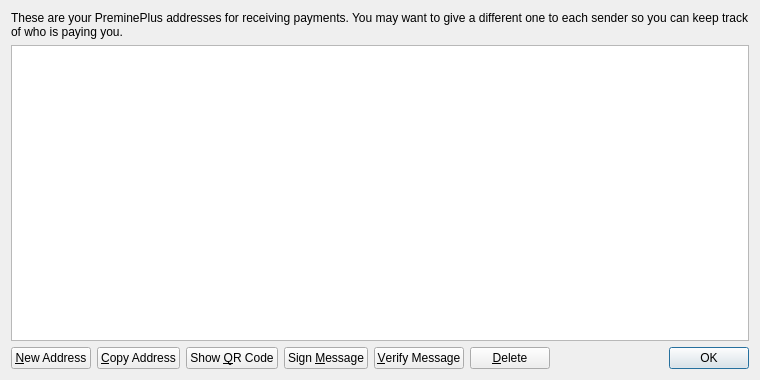
Above: src/qt/forms/addressbookpage.ui from CryptoHelp/PreminePlus before the change. Below: the same form after it.
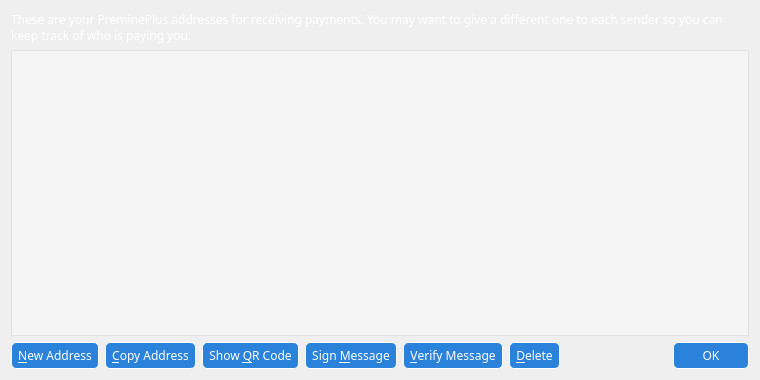
That is the form after the change. Icons and pictures are not drawn.

The edit to the form file:
```diff
--- a/src/qt/forms/addressbookpage.ui
+++ b/src/qt/forms/addressbookpage.ui
@@ -10,12 +10,29 @@
     <height>380</height>
    </rect>
   </property>
+  <property name="sizePolicy">
+   <sizepolicy hsizetype="Fixed" vsizetype="Fixed">
+    <horstretch>0</horstretch>
+    <verstretch>0</verstretch>
+   </sizepolicy>
+  </property>
   <property name="windowTitle">
    <string>Address Book</string>
   </property>
+  <property name="styleSheet">
+   <string notr="true">background:none;font-family:impact;</string>
+  </property>
   <layout class="QVBoxLayout" name="verticalLayout">
    <item>
     <widget class="QLabel" name="labelExplanation">
+     <property name="font">
+      <font>
+       <family>impact</family>
+      </font>
+     </property>
+     <property name="styleSheet">
+      <string notr="true">background:none;color:white;</string>
+     </property>
      <property name="text">
       <string>These are your PreminePlus addresses for receiving payments. You may want to give a different one to each sender so you can keep track of who is paying you.</string>
      </property>
@@ -35,6 +52,9 @@
      <property name="toolTip">
       <string>Double-click to edit address or label</string>
      </property>
+     <property name="styleSheet">
+      <string notr="true">background: rgba(255,255,255,100);</string>
+     </property>
      <property name="tabKeyNavigation">
       <bool>false</bool>
      </property>
@@ -62,6 +82,9 @@
        <property name="toolTip">
         <string>Create a new address</string>
        </property>
+       <property name="styleSheet">
+        <string notr="true">background: #2a82db; color: white; border-radius: 5px;padding:4px 6px;border:1px solid white;</string>
+       </property>
        <property name="text">
         <string>&amp;New Address</string>
        </property>
@@ -76,6 +99,9 @@
        <property name="toolTip">
         <string>Copy the currently selected address to the system clipboard</string>
        </property>
+       <property name="styleSheet">
+        <string notr="true">background: #2a82db; color: white; border-radius: 5px;padding:4px 6px;border:1px solid white;</string>
+       </property>
        <property name="text">
         <string>&amp;Copy Address</string>
        </property>
@@ -87,6 +113,9 @@
      </item>
      <item>
       <widget class="QPushButton" name="showQRCode">
+       <property name="styleSheet">
+        <string notr="true">background: #2a82db; color: white; border-radius: 5px;padding:4px 6px;border:1px solid white;</string>
+       </property>
        <property name="text">
         <string>Show &amp;QR Code</string>
        </property>
@@ -101,6 +130,9 @@
        <property name="toolTip">
         <string>Sign a message to prove you own a PreminePlus address</string>
        </property>
+       <property name="styleSheet">
+        <string notr="true">background: #2a82db; color: white; border-radius: 5px;padding:4px 6px;border:1px solid white;</string>
+       </property>
        <property name="text">
         <string>Sign &amp;Message</string>
        </property>
@@ -115,6 +147,9 @@
        <property name="toolTip">
         <string>Verify a message to ensure it was signed with a specified PreminePlus address</string>
        </property>
+       <property name="styleSheet">
+        <string notr="true">background: #2a82db; color: white; border-radius: 5px;padding:4px 6px;border:1px solid white;</string>
+       </property>
        <property name="text">
         <string>&amp;Verify Message</string>
        </property>
@@ -129,6 +164,9 @@
        <property name="toolTip">
         <string>Delete the currently selected address from the list</string>
        </property>
+       <property name="styleSheet">
+        <string notr="true">background: #2a82db; color: white; border-radius: 5px;padding:4px 6px;border:1px solid white;</string>
+       </property>
        <property name="text">
         <string>&amp;Delete</string>
        </property>
@@ -159,6 +197,9 @@
          <verstretch>0</verstretch>
         </sizepolicy>
        </property>
+       <property name="styleSheet">
+        <string notr="true">background: #2a82db; color: white; border-radius: 5px; padding:4px 28px;border:1px solid white;</string>
+       </property>
        <property name="standardButtons">
         <set>QDialogButtonBox::Ok</set>
        </property>
```
